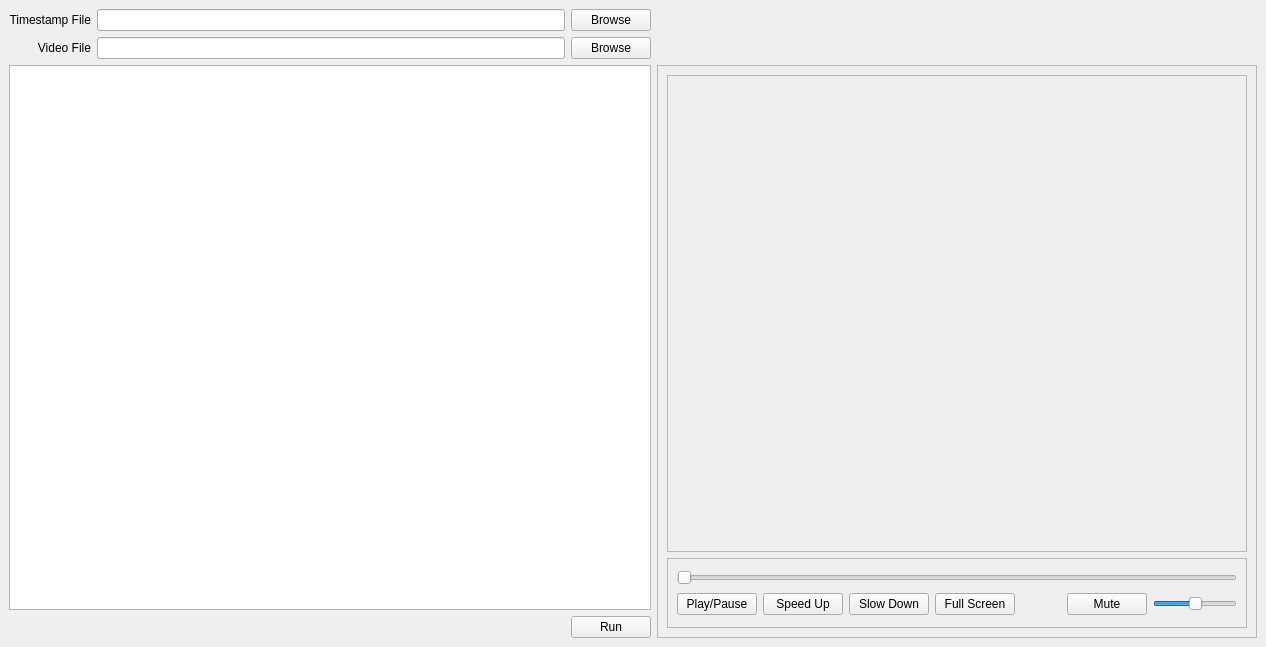
Old version of the form main_window.ui in the repository dangmai/looper.
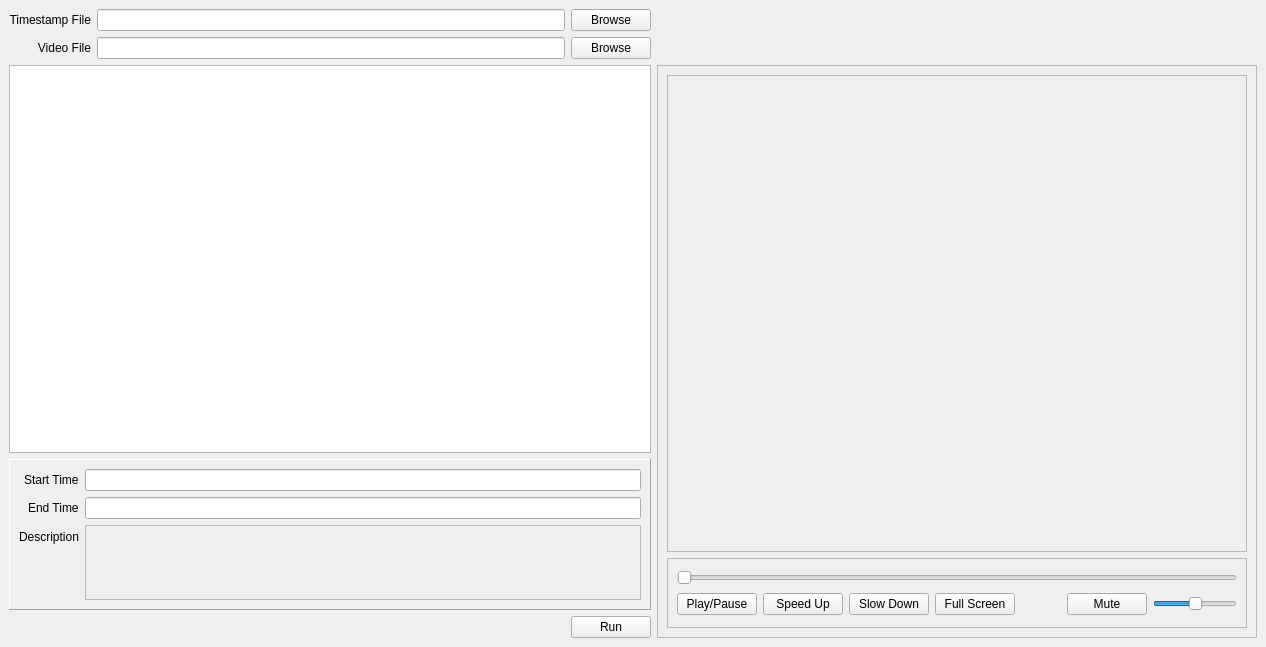
New version of the form. Custom widgets are drawn as their Qt base class.

Commit message: Add timestamp detail section

What changed in the file:
```diff
--- a/main_window.ui
+++ b/main_window.ui
@@ -19,6 +19,21 @@
   <property name="windowTitle">
    <string>Video Loop</string>
   </property>
+  <property name="styleSheet">
+   <string notr="true">QLineEdit[readOnly=&quot;true&quot;] {
+    color: #808080;
+    background-color: #F0F0F0;
+    border: 1px solid #B0B0B0;
+    border-radius: 2px;
+}
+
+QTextEdit[readOnly=&quot;true&quot;] {
+    color: #808080;
+    background-color: #F0F0F0;
+    border: 1px solid #B0B0B0;
+    border-radius: 2px;
+}</string>
+  </property>
   <widget class="QWidget" name="widget_central">
    <layout class="QGridLayout" name="layout_main">
     <item row="0" column="1">
@@ -29,6 +44,12 @@
         <verstretch>0</verstretch>
        </sizepolicy>
       </property>
+      <property name="autoFillBackground">
+       <bool>false</bool>
+      </property>
+      <property name="styleSheet">
+       <string notr="true"/>
+      </property>
       <property name="readOnly">
        <bool>true</bool>
       </property>
@@ -56,6 +77,9 @@
     </item>
     <item row="1" column="1">
      <widget class="QLineEdit" name="entry_video">
+      <property name="autoFillBackground">
+       <bool>false</bool>
+      </property>
       <property name="readOnly">
        <bool>true</bool>
       </property>
@@ -75,14 +99,14 @@
       </property>
      </widget>
     </item>
-    <item row="3" column="2">
+    <item row="4" column="2">
      <widget class="QPushButton" name="button_run">
       <property name="text">
        <string>Run</string>
       </property>
      </widget>
     </item>
-    <item row="2" column="3" rowspan="2">
+    <item row="2" column="3" rowspan="3">
      <widget class="QFrame" name="frame_media">
       <property name="minimumSize">
        <size>
@@ -300,6 +324,93 @@
       </attribute>
      </widget>
     </item>
+    <item row="3" column="0" colspan="3">
+     <widget class="QFrame" name="frame_timestamp_detail">
+      <property name="sizePolicy">
+       <sizepolicy hsizetype="Preferred" vsizetype="Fixed">
+        <horstretch>0</horstretch>
+        <verstretch>0</verstretch>
+       </sizepolicy>
+      </property>
+      <property name="frameShape">
+       <enum>QFrame::Panel</enum>
+      </property>
+      <property name="frameShadow">
+       <enum>QFrame::Raised</enum>
+      </property>
+      <layout class="QFormLayout" name="formLayout">
+       <property name="labelAlignment">
+        <set>Qt::AlignRight|Qt::AlignTrailing|Qt::AlignVCenter</set>
+       </property>
+       <item row="0" column="0">
+        <widget class="QLabel" name="label_start_time">
+         <property name="text">
+          <string>Start Time</string>
+         </property>
+        </widget>
+       </item>
+       <item row="0" column="1">
+        <widget class="QLineEdit" name="entry_start_time">
+         <property name="enabled">
+          <bool>true</bool>
+         </property>
+         <property name="autoFillBackground">
+          <bool>false</bool>
+         </property>
+         <property name="readOnly">
+          <bool>true</bool>
+         </property>
+        </widget>
+       </item>
+       <item row="1" column="0">
+        <widget class="QLabel" name="label_end_time">
+         <property name="text">
+          <string>End Time</string>
+         </property>
+        </widget>
+       </item>
+       <item row="1" column="1">
+        <widget class="QLineEdit" name="entry_end_time">
+         <property name="enabled">
+          <bool>true</bool>
+         </property>
+         <property name="autoFillBackground">
+          <bool>false</bool>
+         </property>
+         <property name="readOnly">
+          <bool>true</bool>
+         </property>
+        </widget>
+       </item>
+       <item row="2" column="0">
+        <widget class="QLabel" name="label_description">
+         <property name="text">
+          <string>Description</string>
+         </property>
+        </widget>
+       </item>
+       <item row="2" column="1">
+        <widget class="QTextEdit" name="entry_description">
+         <property name="enabled">
+          <bool>false</bool>
+         </property>
+         <property name="maximumSize">
+          <size>
+           <width>16777215</width>
+           <height>75</height>
+          </size>
+         </property>
+         <property name="readOnly">
+          <bool>true</bool>
+         </property>
+         <property name="acceptRichText">
+          <bool>false</bool>
+         </property>
+        </widget>
+       </item>
+      </layout>
+     </widget>
+    </item>
    </layout>
   </widget>
   <action name="actionExit">
```
